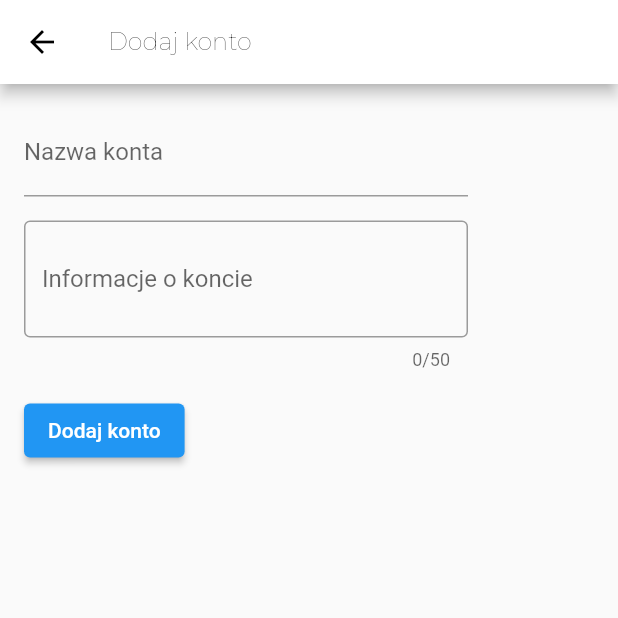
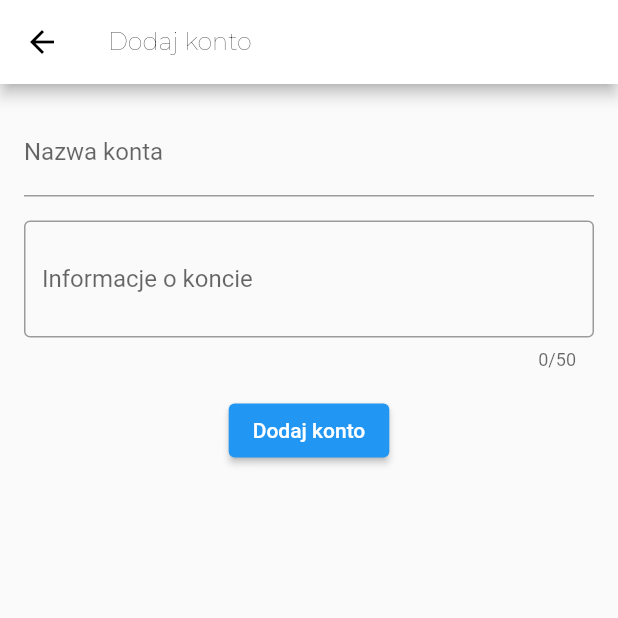
Before and after one commit to krzychudz/wallet-tracker, a Flutter app: the AddAccountScreen screen opened by its route, on a phone screen of 412 x 824 dp, the top half of it. Run offline on Flutter 3.47's test engine with Material 2 defaults, Android fonts, the light colour scheme and no system bars; our stand-ins replace equatable, flutter_bloc, google_fonts.

```diff
--- a/lib/screens/account/add_account.dart
+++ b/lib/screens/account/add_account.dart
@@ -46,14 +46,9 @@ class AddAccountScreen extends StatelessWidget {
         ),
       ),
       body: Padding(
-        padding: const EdgeInsets.only(
-          top: 16.0,
-          bottom: 16.0,
-          left: 16.0,
-          right: 100.0,
-        ),
+        padding: const EdgeInsets.all(16),
         child: Column(
-          crossAxisAlignment: CrossAxisAlignment.start,
+          crossAxisAlignment: CrossAxisAlignment.center,
           children: [
             _buildAccountNameForm(),
             SizedBox(
--- a/pubspec.yaml
+++ b/pubspec.yaml
@@ -17,6 +17,7 @@ dependencies:
   equatable: ^2.0.3
   google_fonts: ^2.1.0
   intl: ^0.17.0
+  formz: ^0.4.1
 
 dev_dependencies:
   flutter_test:
```
